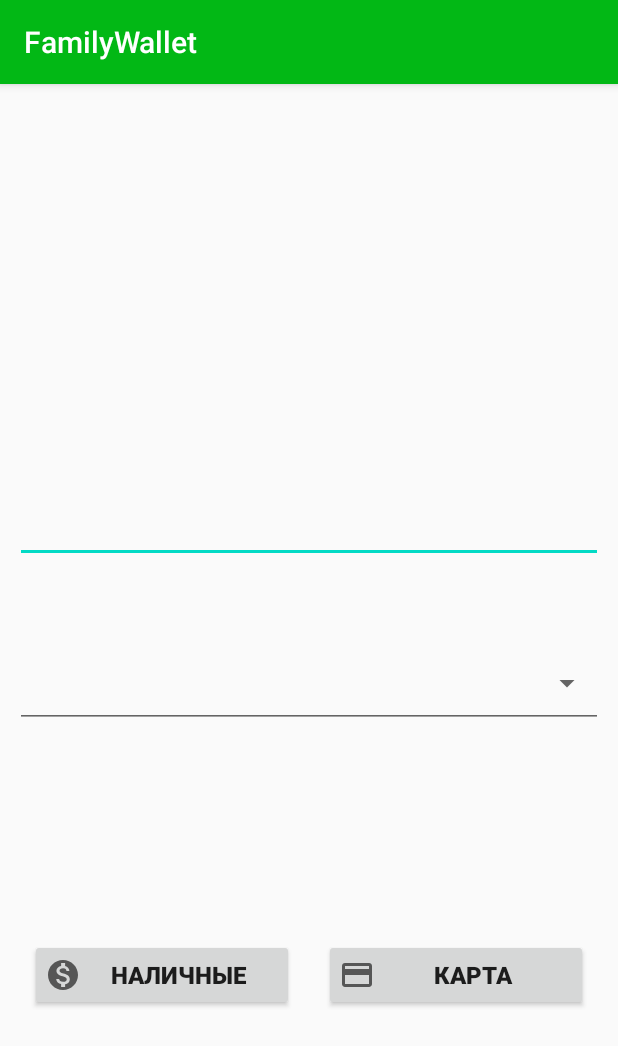
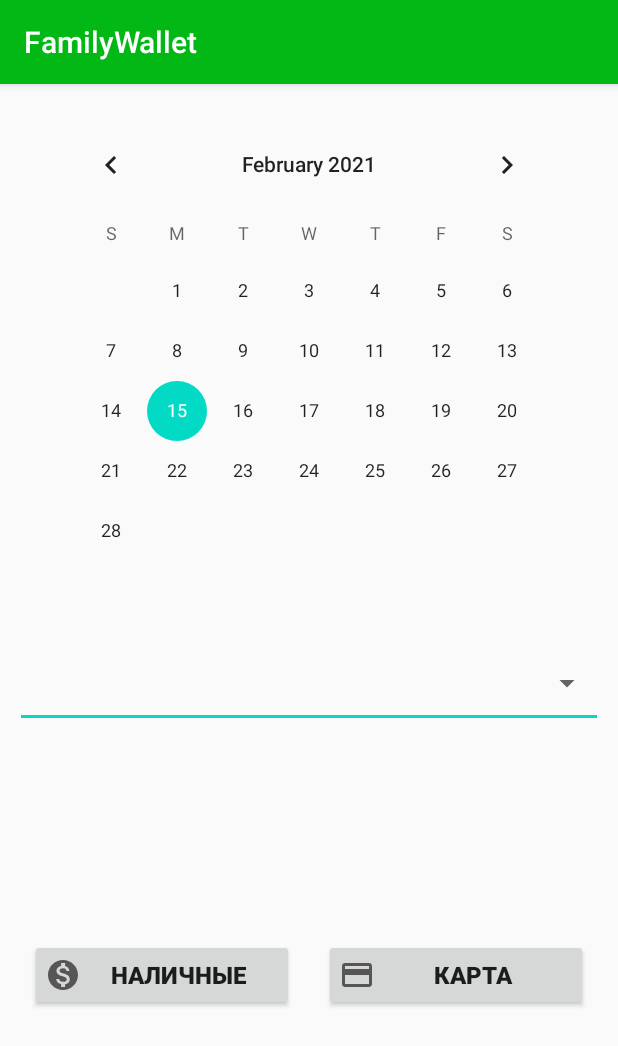
Before and after one commit to IvanovIgorBelarus/FamilyMoney, an Android app: the TransactionActivity screen opened directly, with no data from a screen before it, on a phone screen of 412 x 824 dp. Shown: the top 1046 px of the screen. Run offline under Robolectric (Android 15) with nearby library versions, the phone set to English and light mode, and no system bars; our stand-ins replace Firebase (no records; nobody signed in at launch, a user with empty details on screens opened directly).

Commit message:
add CalendarView

```diff
--- a/app/src/main/java/by/itacademy/familywallet/App.kt
+++ b/app/src/main/java/by/itacademy/familywallet/App.kt
@@ -4,7 +4,6 @@ import android.app.Application
 import by.itacademy.familywallet.di.adapterModule
 import by.itacademy.familywallet.di.fireBaseModel
 import by.itacademy.familywallet.di.utilsModel
-import com.google.firebase.firestore.FirebaseFirestore
 import org.koin.android.ext.koin.androidContext
 import org.koin.android.ext.koin.androidLogger
 import org.koin.core.context.startKoin
--- a/app/src/main/java/by/itacademy/familywallet/di/AppModule.kt
+++ b/app/src/main/java/by/itacademy/familywallet/di/AppModule.kt
@@ -9,7 +9,6 @@ import by.itacademy.familywallet.utils.DateMask
 import by.itacademy.familywallet.utils.PreparationTransactionActivity
 import by.itacademy.familywallet.utils.PreparationTransactionSettingsActivity
 import by.itacademy.familywallet.utils.Transaction
-import by.itacademy.familywallet.view.TransactionDialog
 import org.koin.dsl.module
 
 const val EXPENSES = "Expenses"
@@ -23,10 +22,9 @@ val adapterModule = module {
     }
 }
 val utilsModel = module {
-    single { DateMask() }
-    factory { Transaction(FirebaseRepository()) }
+    factory { Transaction(get()) }
     factory { (binding: ActivityTransactionBinding, transactionType: String?) ->
-        PreparationTransactionActivity(binding, transactionType, DateMask())
+        PreparationTransactionActivity(binding, transactionType)
     }
     factory { (binding: ActivityTransactionSettingsBinding, transactionType: String?, item: Char?) ->
         PreparationTransactionSettingsActivity(binding, transactionType, item)
--- a/app/src/main/java/by/itacademy/familywallet/utils/DateMask.kt
+++ b/app/src/main/java/by/itacademy/familywallet/utils/DateMask.kt
@@ -7,7 +7,6 @@ class DateMask : TextWatcher {
     private var updatedText: String? = null
     private var edit = false
     override fun beforeTextChanged(s: CharSequence?, start: Int, count: Int, after: Int) {
-
     }
 
     override fun onTextChanged(s: CharSequence, start: Int, before: Int, count: Int) {
--- a/app/src/main/java/by/itacademy/familywallet/utils/PreparationTransactionSettingsActivity.kt
+++ b/app/src/main/java/by/itacademy/familywallet/utils/PreparationTransactionSettingsActivity.kt
@@ -1,12 +1,10 @@
 package by.itacademy.familywallet.utils
 
-import android.util.Log
 import androidx.core.content.ContextCompat
 import by.itacademy.familywallet.R
 import by.itacademy.familywallet.databinding.ActivityTransactionSettingsBinding
 import by.itacademy.familywallet.di.EXPENSES
 import by.itacademy.familywallet.di.INCOMES
-import by.itacademy.familywallet.di.TAG
 
 class PreparationTransactionSettingsActivity(
     private val binding: ActivityTransactionSettingsBinding,
--- a/app/src/main/java/by/itacademy/familywallet/view/TransactionActivity.kt
+++ b/app/src/main/java/by/itacademy/familywallet/view/TransactionActivity.kt
@@ -4,7 +4,6 @@ import android.content.Context
 import android.content.Intent
 import android.os.Bundle
 import androidx.appcompat.app.AppCompatActivity
-import by.itacademy.familywallet.data.FirebaseRepository
 import by.itacademy.familywallet.databinding.ActivityTransactionBinding
 import by.itacademy.familywallet.di.TRANSACTION_TYPE
 import by.itacademy.familywallet.model.TransactionModel
@@ -13,7 +12,8 @@ import by.itacademy.familywallet.utils.Transaction
 import com.google.firebase.auth.FirebaseAuth
 import org.koin.android.ext.android.inject
 import org.koin.core.parameter.parametersOf
-import java.text.SimpleDateFormat
+import java.sql.Date
+import java.util.*
 
 class TransactionActivity : AppCompatActivity() {
     private lateinit var binding: ActivityTransactionBinding
@@ -23,7 +23,6 @@ class TransactionActivity : AppCompatActivity() {
     private val preparationTransactionActivity: PreparationTransactionActivity by inject {
         parametersOf(binding, transactionType)
     }
-    private val db: FirebaseRepository by inject()
 
     override fun onCreate(savedInstanceState: Bundle?) {
         super.onCreate(savedInstanceState)
@@ -38,6 +37,9 @@ class TransactionActivity : AppCompatActivity() {
             preparationTransactionActivity.setItemsStyles()
         }
         with(binding) {
+            date.setOnDateChangeListener { view, year, month, dayOfMonth ->
+                view.date = GregorianCalendar(year, month, dayOfMonth).timeInMillis
+            }
             cashButton.setOnClickListener {
                 createDialog()
                 if (transactionType != null) {
@@ -52,7 +54,7 @@ class TransactionActivity : AppCompatActivity() {
         val transactionModel = TransactionModel(
             uid = uid,
             value = binding.transactionValue.text.toString().toDouble(),
-            date = SimpleDateFormat("DD/MM/yyyy").parse(binding.date.text.toString())
+            date = Date(binding.date.date)
         )
         val dialog = TransactionDialog(transactionType, transaction, transactionModel)
         dialog.show(supportFragmentManager, "dialog")
--- a/app/src/main/java/by/itacademy/familywallet/view/TypeTransactionFragment.kt
+++ b/app/src/main/java/by/itacademy/familywallet/view/TypeTransactionFragment.kt
@@ -1,6 +1,5 @@
 package by.itacademy.familywallet.view
 
-import android.content.Intent
 import android.os.Bundle
 import android.view.LayoutInflater
 import android.view.View
@@ -46,7 +45,7 @@ class TypeTransactionFragment : Fragment(), ItemClickListener {
         startActivity(TransactionActivity.start(this.context, transactionType))
     }
 
-    override fun onLongClick(transactionType: String,item:Char) {
-       startActivity(TransactionSettingsActivity.start(this.context,transactionType,item))
+    override fun onLongClick(transactionType: String, item: Char) {
+        startActivity(TransactionSettingsActivity.start(this.context, transactionType, item))
     }
 }
--- a/app/src/main/res/layout/activity_transaction.xml
+++ b/app/src/main/res/layout/activity_transaction.xml
@@ -7,20 +7,20 @@
     android:padding="10dp"
     tools:context=".view.TransactionActivity">
 
-    <EditText
+    <CalendarView
         android:id="@+id/date"
-        android:layout_width="match_parent"
-        android:layout_height="60dp"
-        android:layout_marginBottom="50dp"
-        android:inputType="date"
-        android:padding="10dp"
-        android:textSize="18sp"
-        android:textStyle="bold"
-        app:layout_constraintBottom_toTopOf="@id/transactionValue" />
+        android:layout_width="wrap_content"
+        android:layout_height="0dp"
+        android:layout_margin="10dp"
+        app:layout_constraintBottom_toTopOf="@id/transactionValue"
+        app:layout_constraintEnd_toEndOf="parent"
+        app:layout_constraintStart_toStartOf="parent"
+        app:layout_constraintTop_toTopOf="parent" />
 
     <EditText
         android:id="@+id/transactionValue"
         android:layout_width="match_parent"
+        android:inputType="numberDecimal"
         android:layout_height="60dp"
         android:layout_marginTop="30dp"
         android:padding="10dp"
```
Also changed, not shown: app/src/main/java/by/itacademy/familywallet/utils/PreparationTransactionActivity.kt (+0 -14 lines).
